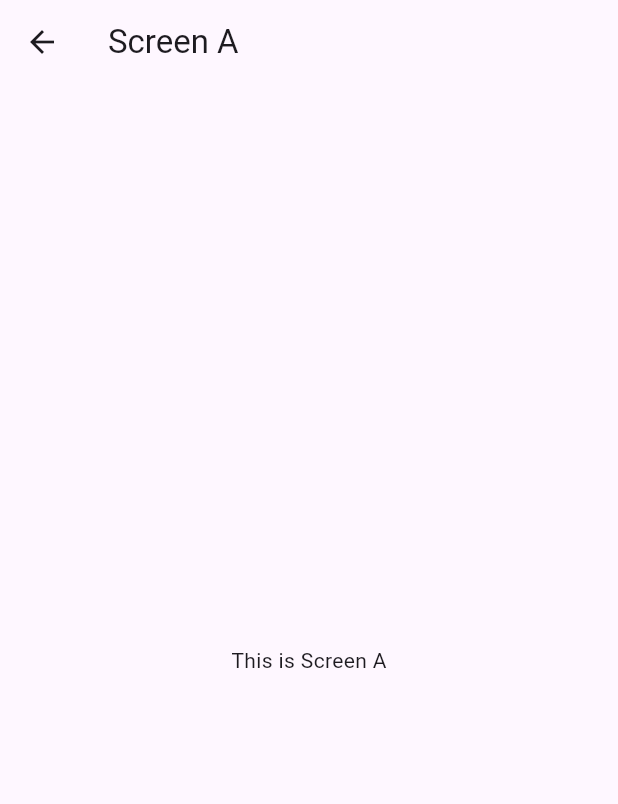
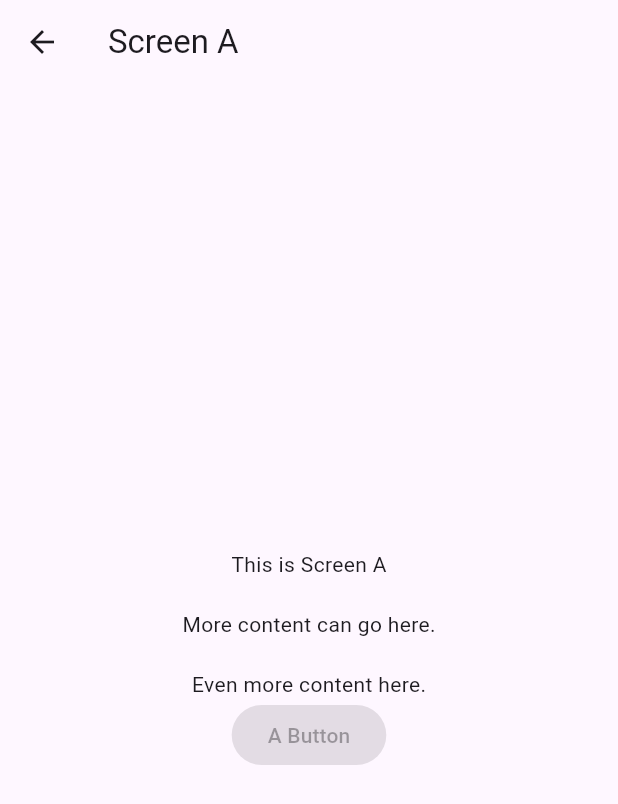
Before and after one commit to akhiVish/flutterTestWithGit, a Flutter app: the ScreenAPage screen opened directly, on a phone screen of 412 x 824 dp. Shown: the top 804 px of the screen. Run offline on Flutter 3.47's test engine with Material 3 defaults, Android fonts, the phone set to English and light mode, and no system bars.

Commit message:
Add content in Screen A

```diff
--- a/lib/screen_a.dart
+++ b/lib/screen_a.dart
@@ -12,7 +12,23 @@ class _ScreenAPageState extends State<ScreenAPage> {
   Widget build(BuildContext context) {
     return Scaffold(
       appBar: AppBar(title: const Text('Screen A')),
-      body: const Center(child: Text('This is Screen A')),
+      body: const Center(
+        child: Column(
+          mainAxisAlignment: MainAxisAlignment.center,
+          children: [
+            Text('This is Screen A'),
+
+            SizedBox(height: 20),
+
+            Text('More content can go here.'),
+
+            SizedBox(height: 20),
+            Text('Even more content here.'),
+
+            ElevatedButton(onPressed: null, child: Text('A Button')),
+          ],
+        ),
+      ),
     );
   }
 }
```
